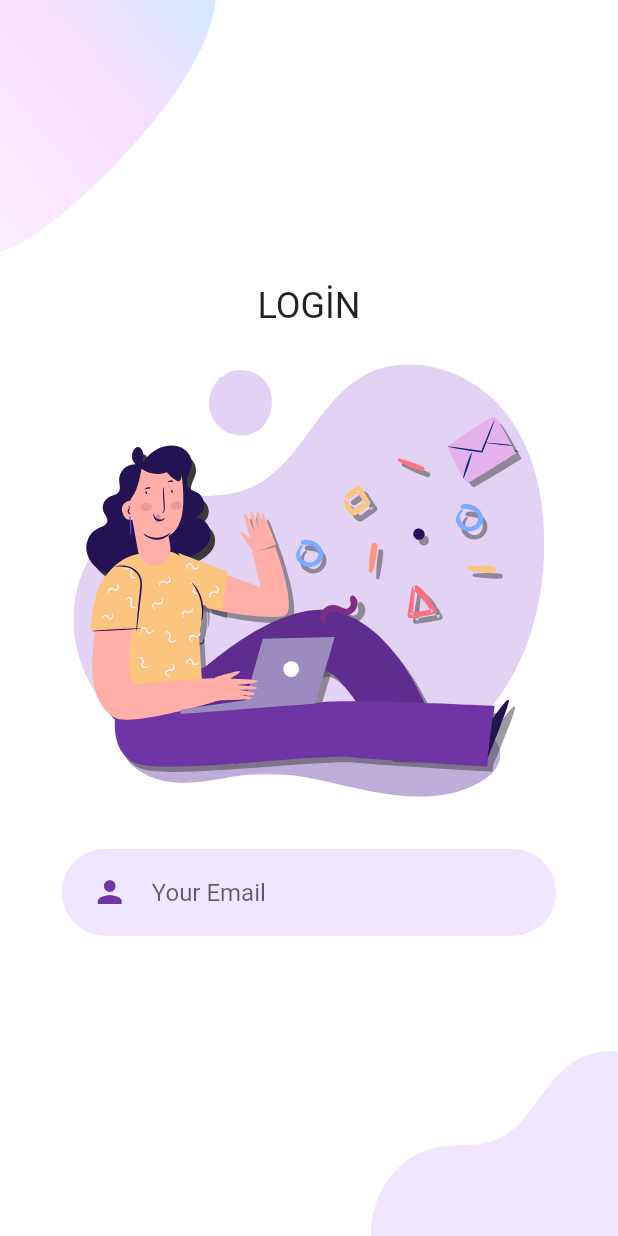
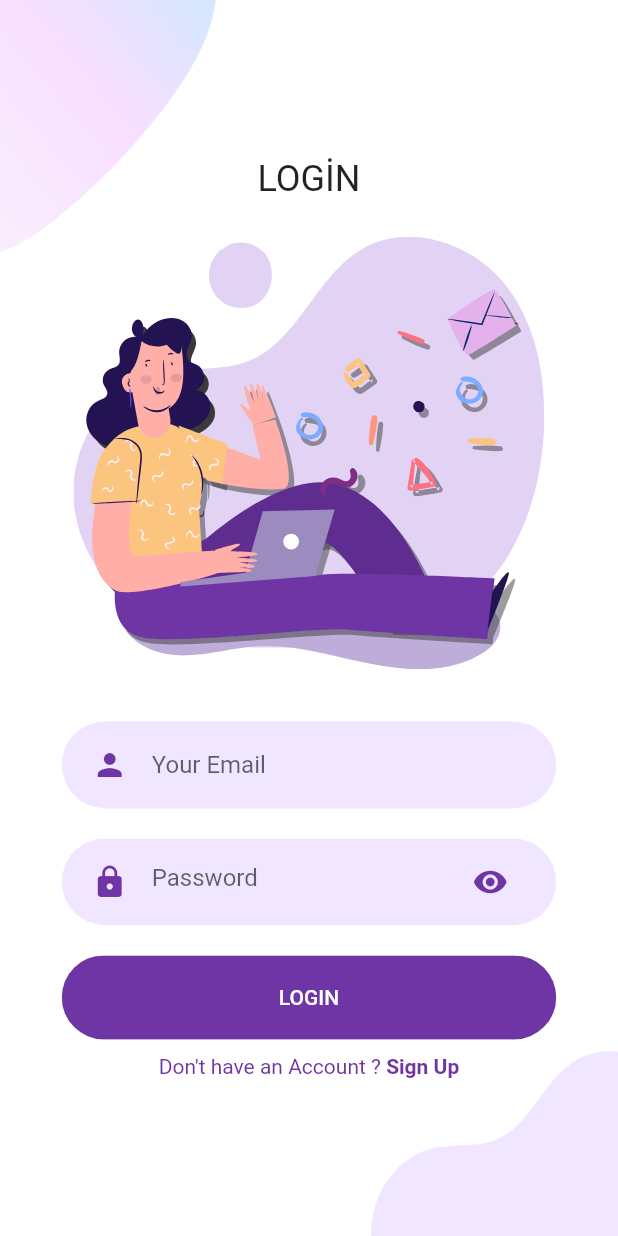
Before and after one commit to fadilbasaran/login_page_flutter, a Flutter app: the LoginView screen opened directly, on a phone screen of 412 x 824 dp. Run offline on Flutter 3.47's test engine with Material 2 defaults, Android fonts, the phone set to English and light mode, and no system bars; our stand-ins replace flutter_svg.

Commit message:
login page yapıldı

```diff
--- a/lib/view/login/widgets/body.dart
+++ b/lib/view/login/widgets/body.dart
@@ -1,7 +1,12 @@
 import 'package:flutter/material.dart';
+import 'package:login_page/constants/app_constants.dart';
 import 'package:login_page/view/login/widgets/background.dart';
+import 'package:login_page/view/login/widgets/text_field_container.dart';
+import 'package:login_page/widgets/rounded_button.dart';
 import '../../../constants/path_constants.dart';
+import '../../../widgets/already_have_an_check_account.dart';
 import '../../../widgets/rounded_input_textfield.dart';
+import '../../../widgets/rounded_password_field.dart';
 
 class Body extends StatelessWidget {
   const Body({
@@ -26,6 +31,13 @@ class Body extends StatelessWidget {
           RoundedInputFileld(
             hintText: 'Your Email',
             onChanged: (value) {},
+          ),
+          RoundedPasswordField(
+            onChanged: (value) {},
+          ),
+          RoundedButton(text: 'LOGIN', press: () {}),
+          AlreadyHaveAnAccountCheck(
+            press: () {},
           )
         ],
       ),
--- /dev/null
+++ b/lib/widgets/already_have_an_check_account.dart
@@ -0,0 +1,37 @@
+import 'package:flutter/material.dart';
+
+import '../constants/app_constants.dart';
+
+class AlreadyHaveAnAccountCheck extends StatelessWidget {
+  final bool login;
+  final Function() press;
+  const AlreadyHaveAnAccountCheck({
+    super.key,
+    this.login = true,
+    required this.press,
+  });
+
+  @override
+  Widget build(BuildContext context) {
+    return Row(
+      mainAxisAlignment: MainAxisAlignment.center,
+      children: [
+        login == true
+            ? const Text("Don't have an Account ? ",
+                style: TextStyle(color: kPrimaryColor))
+            : const Text("Already have an Account ? ",
+                style: TextStyle(color: kPrimaryColor)),
+        GestureDetector(
+          onTap: press,
+          child: login == true
+              ? const Text('Sign Up',
+                  style: TextStyle(
+                      color: kPrimaryColor, fontWeight: FontWeight.bold))
+              : const Text('Sign In',
+                  style: TextStyle(
+                      color: kPrimaryColor, fontWeight: FontWeight.bold)),
+        )
+      ],
+    );
+  }
+}
--- /dev/null
+++ b/lib/widgets/rounded_password_field.dart
@@ -0,0 +1,31 @@
+import 'package:flutter/material.dart';
+
+import '../constants/app_constants.dart';
+import '../view/login/widgets/text_field_container.dart';
+
+class RoundedPasswordField extends StatelessWidget {
+  final ValueChanged<String> onChanged;
+
+  const RoundedPasswordField({
+    super.key,
+    required this.onChanged,
+  });
+
+  @override
+  Widget build(BuildContext context) {
+    return TextFieldContainer(
+        child: TextFormField(
+      onChanged: onChanged,
+      obscureText: true,
+      obscuringCharacter: '•',
+      decoration: const InputDecoration(
+          hintText: 'Password',
+          border: InputBorder.none,
+          suffixIcon: Icon(Icons.visibility, color: kPrimaryColor),
+          icon: Icon(
+            Icons.lock,
+            color: kPrimaryColor,
+          )),
+    ));
+  }
+}
```
